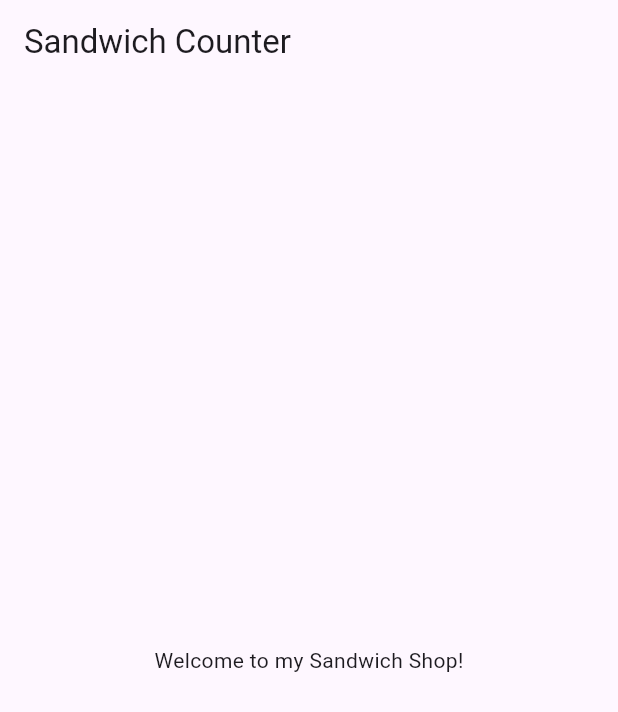
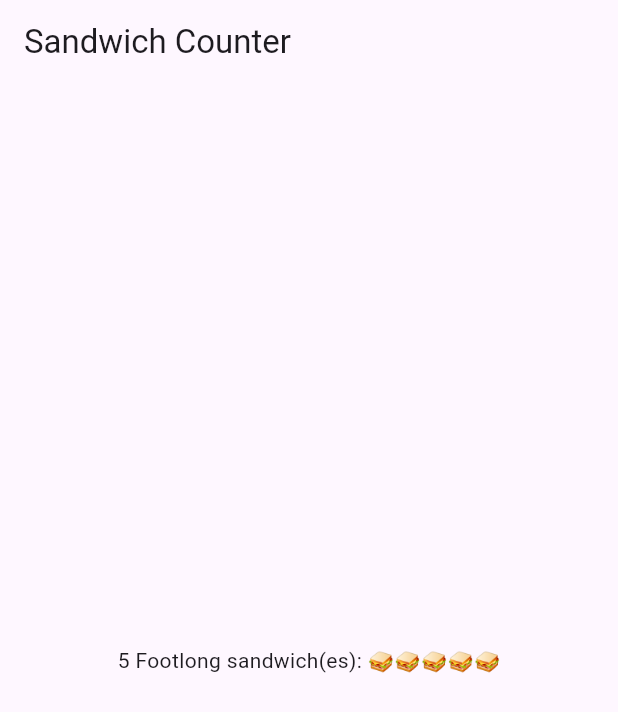
Before and after one commit to ImNotGood69/flutter_attempt, a Flutter app: the screen it shows after launch, on a phone screen of 412 x 824 dp. Shown: the top 712 px of the screen. Run offline on Flutter 3.47's test engine with Material 3 defaults, Android fonts, the phone set to English and light mode, and no system bars.

Commit message:
use orderitemdisplay

```diff
--- a/lib/main.dart
+++ b/lib/main.dart
@@ -13,7 +13,10 @@ class App extends StatelessWidget {
       title: 'Sandwich Shop App',
       home: Scaffold(
         appBar: AppBar(title: const Text('Sandwich Counter')),
-        body: const Center(child: Text('Welcome to my Sandwich Shop!')),
+        body: const Center(
+          child: OrderItemDisplay (5,'Footlong'),
+
+        )
       ),
     );
   }
```
